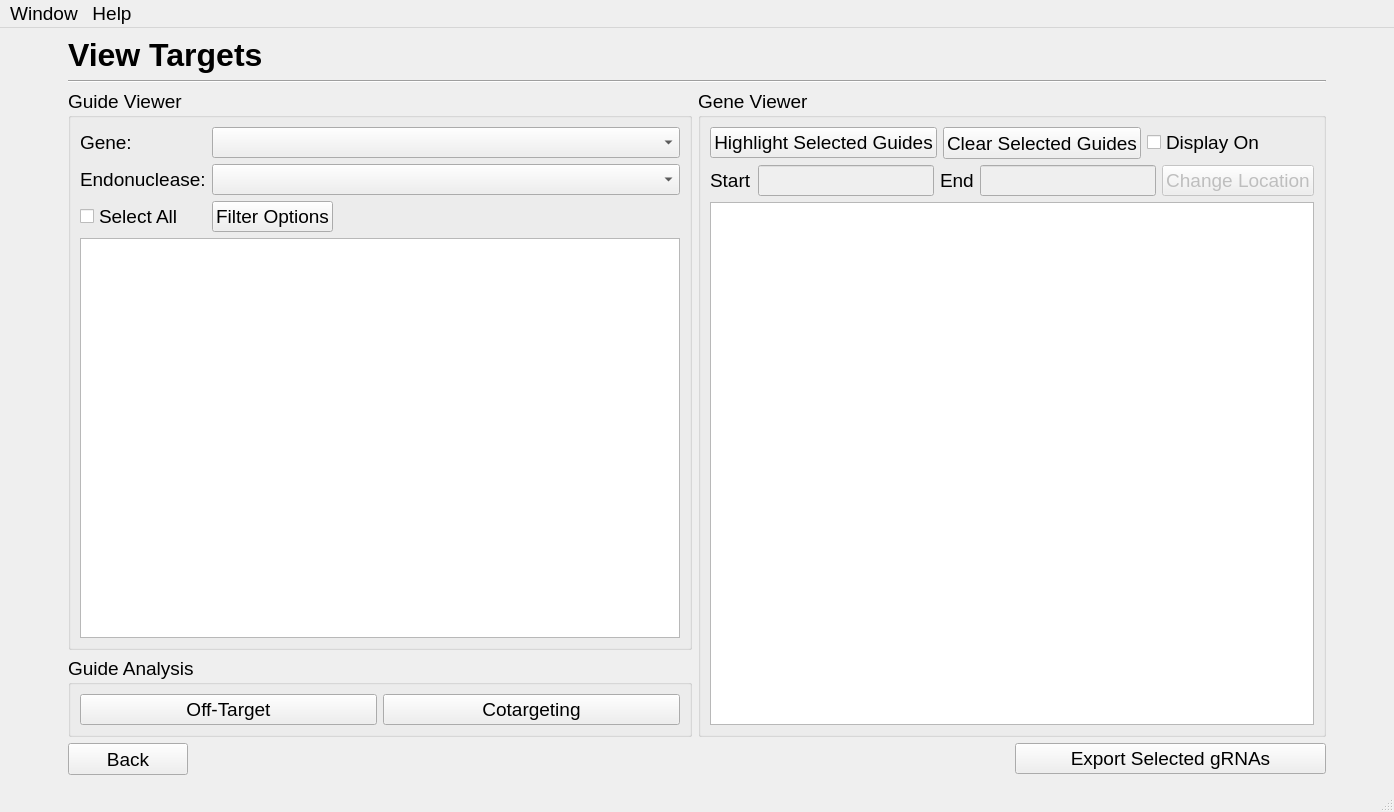
First picture: the form in resultsWindow.ui, repository TrinhLab/CASPERapp, before the edit.
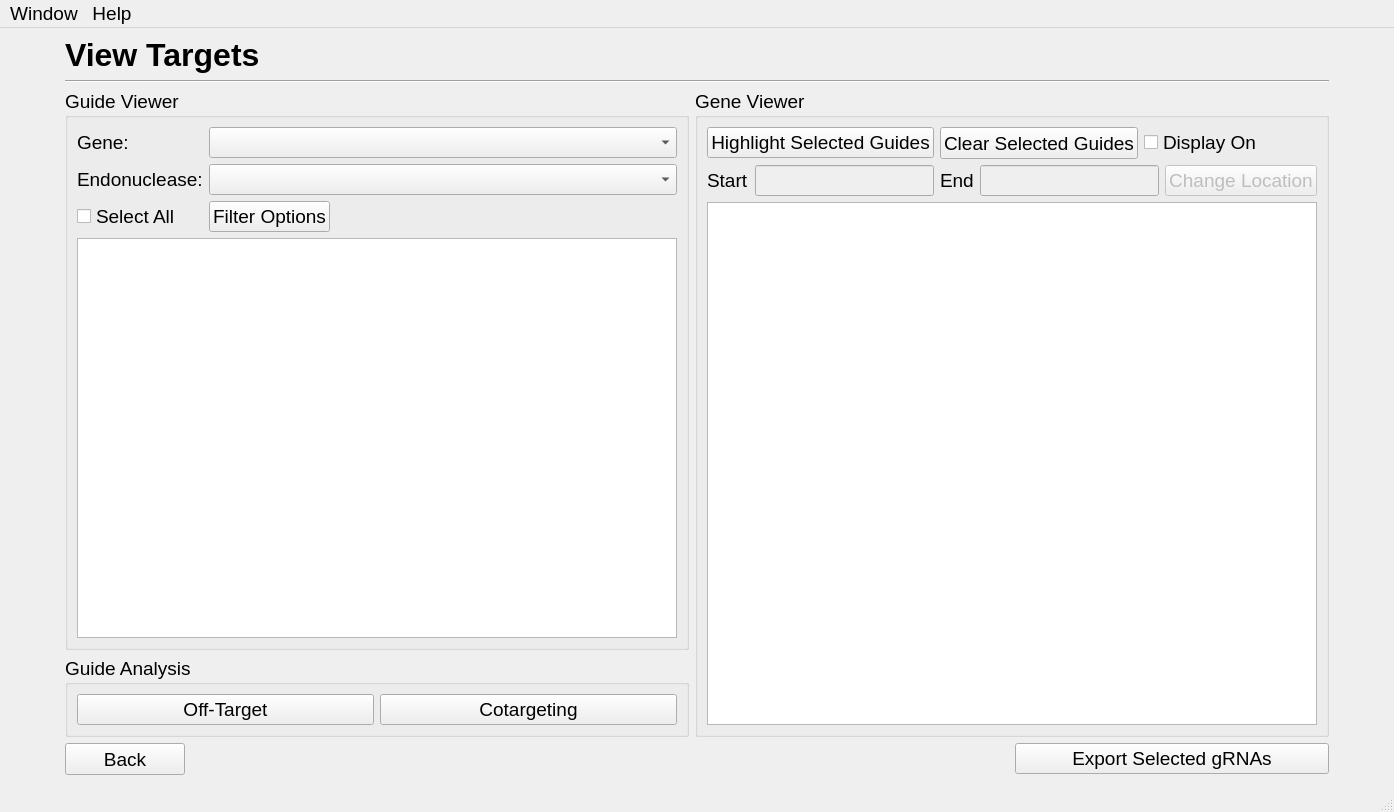
Second picture: the form after the edit.

```diff
--- a/resultsWindow.ui
+++ b/resultsWindow.ui
@@ -561,6 +561,12 @@
         <height>0</height>
        </size>
       </property>
+      <property name="maximumSize">
+       <size>
+        <width>50</width>
+        <height>16777215</height>
+       </size>
+      </property>
       <property name="text">
        <string/>
       </property>
@@ -574,6 +580,12 @@
         <height>0</height>
        </size>
       </property>
+      <property name="maximumSize">
+       <size>
+        <width>50</width>
+        <height>16777215</height>
+       </size>
+      </property>
       <property name="text">
        <string/>
       </property>
```
Left out of the diff: 2 changed lines with no effect on the pictures.
